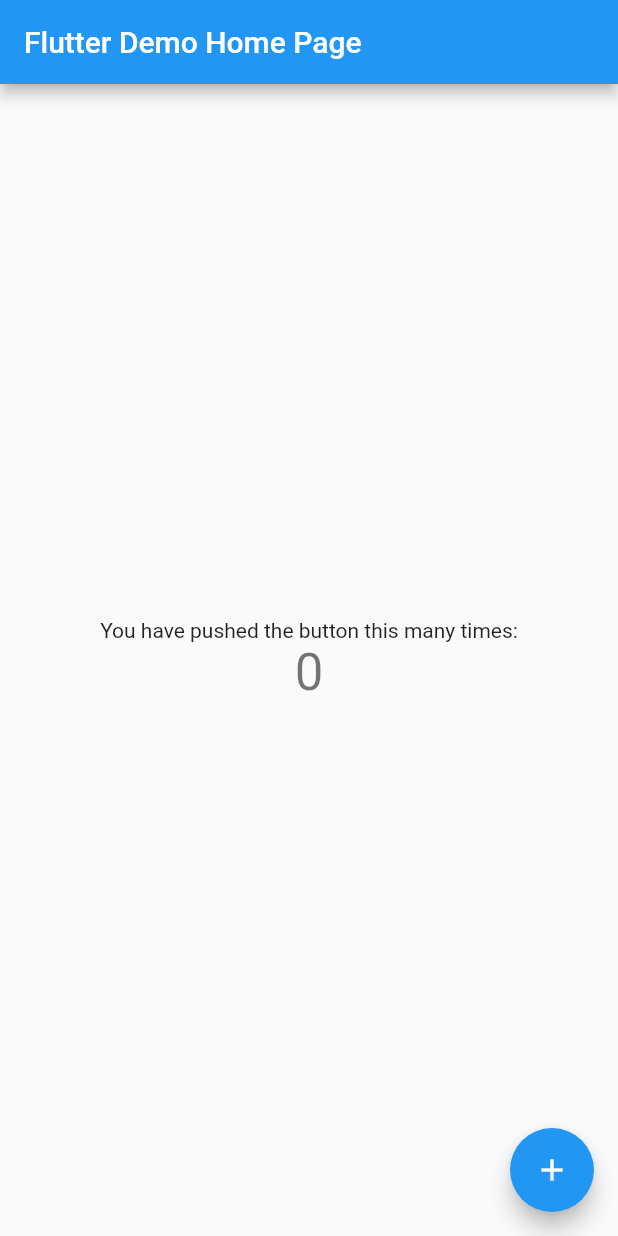
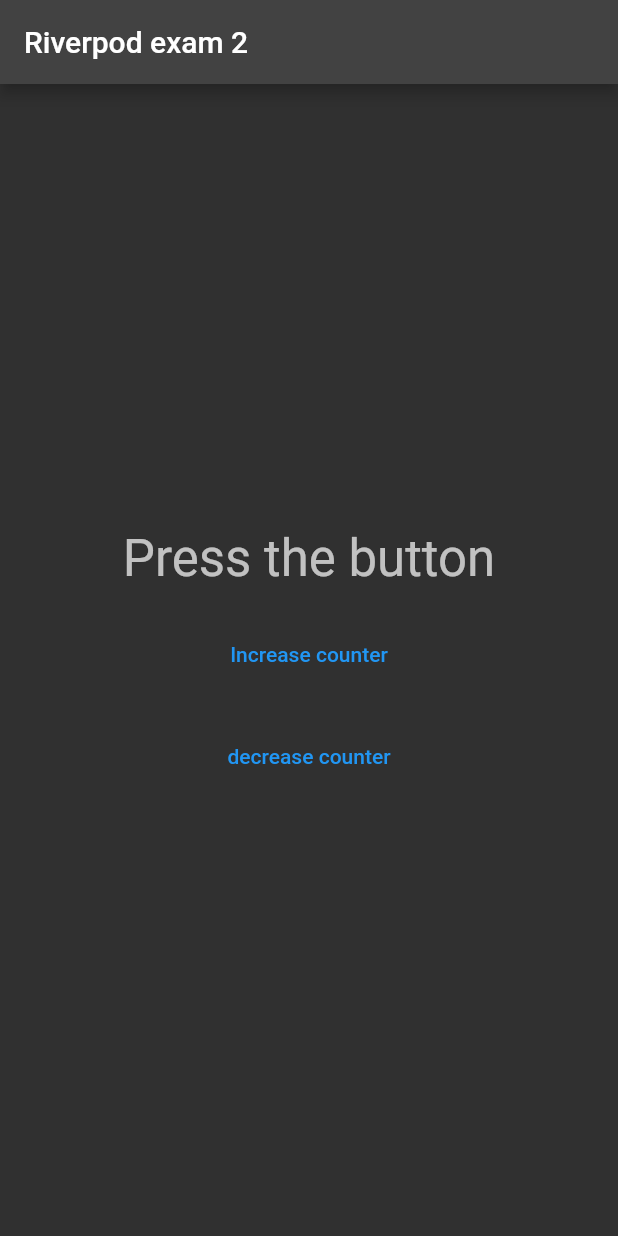
Before and after one commit to yussifm/flutter_statemangement_tuto, a Flutter app: the screen it shows after launch, on a phone screen of 412 x 824 dp. Run offline on Flutter 3.47's test engine with Material 2 defaults, Android fonts, the light colour scheme and no system bars; our stand-ins replace bloc, flutter_bloc, hooks_riverpod.

Commit message:
riverpod exam 2 done

```diff
--- a/river_exam2/lib/main.dart
+++ b/river_exam2/lib/main.dart
@@ -1,115 +1,74 @@
 import 'package:flutter/material.dart';
+import 'package:hooks_riverpod/hooks_riverpod.dart';
+import 'package:river_exam2/counter.dart';
 
 void main() {
-  runApp(const MyApp());
+  runApp(const ProviderScope(child: MyApp()));
 }
 
 class MyApp extends StatelessWidget {
   const MyApp({super.key});
 
-  // This widget is the root of your application.
   @override
   Widget build(BuildContext context) {
     return MaterialApp(
-      title: 'Flutter Demo',
+      title: 'Riverpod exam 2 Demo',
+      themeMode: ThemeMode.dark,
+      darkTheme: ThemeData.dark(),
       theme: ThemeData(
-        // This is the theme of your application.
-        //
-        // Try running your application with "flutter run". You'll see the
-        // application has a blue toolbar. Then, without quitting the app, try
-        // changing the primarySwatch below to Colors.green and then invoke
-        // "hot reload" (press "r" in the console where you ran "flutter run",
-        // or simply save your changes to "hot reload" in a Flutter IDE).
-        // Notice that the counter didn't reset back to zero; the application
-        // is not restarted.
         primarySwatch: Colors.blue,
       ),
-      home: const MyHomePage(title: 'Flutter Demo Home Page'),
+      home: const MyHomePage(),
     );
   }
 }
 
-class MyHomePage extends StatefulWidget {
-  const MyHomePage({super.key, required this.title});
+final counterProvider = StateNotifierProvider<Counter, int?>(
+  (ref) => Counter(),
+);
 
-  // This widget is the home page of your application. It is stateful, meaning
-  // that it has a State object (defined below) that contains fields that affect
-  // how it looks.
-
-  // This class is the configuration for the state. It holds the values (in this
-  // case the title) provided by the parent (in this case the App widget) and
-  // used by the build method of the State. Fields in a Widget subclass are
-  // always marked "final".
-
-  final String title;
-
+class MyHomePage extends ConsumerWidget {
+  const MyHomePage({Key? key}) : super(key: key);
   @override
-  State<MyHomePage> createState() => _MyHomePageState();
-}
-
-class _MyHomePageState extends State<MyHomePage> {
-  int _counter = 0;
-
-  void _incrementCounter() {
-    setState(() {
-      // This call to setState tells the Flutter framework that something has
-      // changed in this State, which causes it to rerun the build method below
-      // so that the display can reflect the updated values. If we changed
-      // _counter without calling setState(), then the build method would not be
-      // called again, and so nothing would appear to happen.
-      _counter++;
-    });
-  }
-
-  @override
-  Widget build(BuildContext context) {
-    // This method is rerun every time setState is called, for instance as done
-    // by the _incrementCounter method above.
-    //
-    // The Flutter framework has been optimized to make rerunning build methods
-    // fast, so that you can just rebuild anything that needs updating rather
-    // than having to individually change instances of widgets.
+  Widget build(BuildContext context, WidgetRef ref) {
     return Scaffold(
       appBar: AppBar(
-        // Here we take the value from the MyHomePage object that was created by
-        // the App.build method, and use it to set our appbar title.
-        title: Text(widget.title),
+        title: const Text('Riverpod exam 2'),
       ),
       body: Center(
-        // Center is a layout widget. It takes a single child and positions it
-        // in the middle of the parent.
         child: Column(
-          // Column is also a layout widget. It takes a list of children and
-          // arranges them vertically. By default, it sizes itself to fit its
-          // children horizontally, and tries to be as tall as its parent.
-          //
-          // Invoke "debug painting" (press "p" in the console, choose the
-          // "Toggle Debug Paint" action from the Flutter Inspector in Android
-          // Studio, or the "Toggle Debug Paint" command in Visual Studio Code)
-          // to see the wireframe for each widget.
-          //
-          // Column has various properties to control how it sizes itself and
-          // how it positions its children. Here we use mainAxisAlignment to
-          // center the children vertically; the main axis here is the vertical
-          // axis because Columns are vertical (the cross axis would be
-          // horizontal).
           mainAxisAlignment: MainAxisAlignment.center,
           children: <Widget>[
-            const Text(
-              'You have pushed the button this many times:',
+            Consumer(
+              builder: (context, ref, child) {
+                final counter = ref.watch(counterProvider);
+                final text =
+                    counter == null ? "Press the button" : counter.toString();
+                return Text(
+                  text,
+                  style: Theme.of(context).textTheme.headline4,
+                );
+              },
             ),
-            Text(
-              '$_counter',
-              style: Theme.of(context).textTheme.headline4,
+            const SizedBox(
+              height: 20,
             ),
+            TextButton(
+                onPressed: () {
+                  ref.read(counterProvider.notifier).increament();
+                },
+                child: const Text('Increase counter')),
+            const SizedBox(
+              height: 20,
+            ),
+            TextButton(
+                onPressed: () {
+                  ref.read(counterProvider.notifier).decreament();
+                },
+                child: const Text('decrease counter')),
           ],
         ),
       ),
-      floatingActionButton: FloatingActionButton(
-        onPressed: _incrementCounter,
-        tooltip: 'Increment',
-        child: const Icon(Icons.add),
-      ), // This trailing comma makes auto-formatting nicer for build methods.
     );
   }
 }
```
Also changed, not shown: river_exam2/lib/counter.dart (added, +27 -0 lines).
